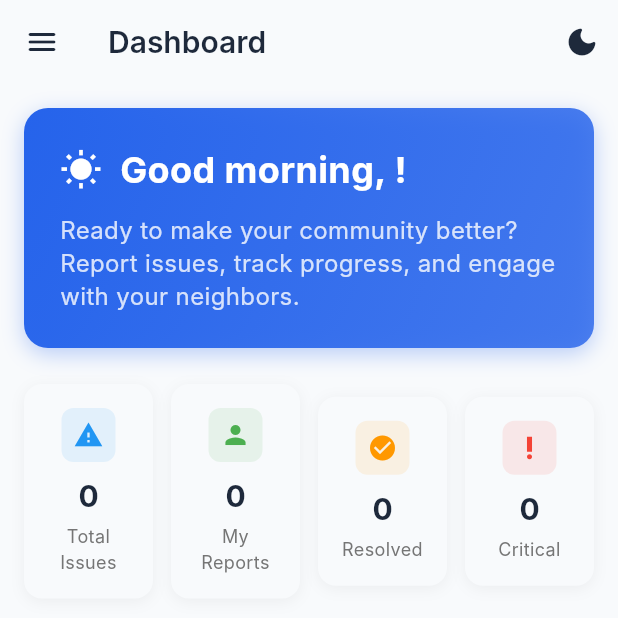
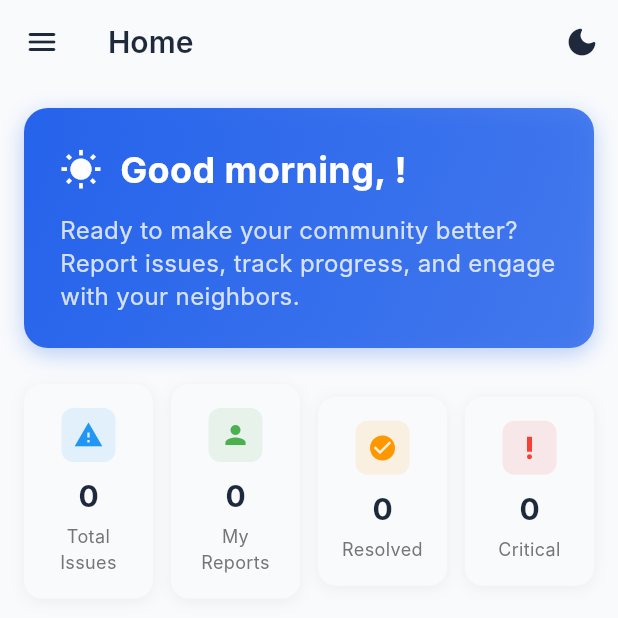
Before and after one commit to hetemitkratos/Civic-care, a Flutter app: the screen it shows once a user with an empty profile is signed in, on a phone screen of 412 x 824 dp, the top half of it. Run offline on Flutter 3.47's test engine with Material 3 defaults, Android fonts, the phone set to English and light mode, and no system bars; our stand-ins replace cached_network_image, flutter_riverpod, geocoding, geolocator, go_router, image_picker and 2 more; accounts and stored records are empty; Roboto replaces fonts that are missing (Inter).

Commit message:
🏠 Rename Dashboard to Home throughout the app
✨ Changes Made:
- Updated navigation screen title from 'Dashboard' to 'Home'
- Changed drawer menu item from 'Dashboard' to 'Home' with home icon
- Updated route handling to use '/home' as primary route
- Maintained '/dashboard' route as alias for backward compatibility
- Updated router to redirect to '/home' instead of '/dashboard'
- Updated FAB visibility logic and comments

🎯 User Experience:
- More intuitive 'Home' terminology instead of 'Dashboard'
- Consistent navigation experience across the app
- Backward compatibility maintained for existing routes
- Home icon (Icons.home_rounded) instead of dashboard icon

📱 Technical Implementation:
- Primary route is now '/home' with '/dashboard' as fallback
- Both routes render the same DashboardScreen component
- Navigation state properly handles both route variations
- Drawer selection highlights correctly for both routes

```diff
--- a/lib/core/router/app_router.dart
+++ b/lib/core/router/app_router.dart
@@ -45,9 +45,9 @@ final appRouterProvider = Provider<GoRouter>((ref) {
         return '/home';
       }
 
-      // Redirect logged-in users from root to dashboard
+      // Redirect logged-in users from root to home
       if (isLoggedIn && state.matchedLocation == '/') {
-        return '/dashboard';
+        return '/home';
       }
 
       return null;
@@ -62,14 +62,14 @@ final appRouterProvider = Provider<GoRouter>((ref) {
         builder: (context, state) => const LandingScreen(),
       ),
       GoRoute(
+        path: '/home',
+        builder: (context, state) =>
+            const MainNavigationScreen(currentRoute: '/home'),
+      ),
+      GoRoute(
         path: '/dashboard',
         builder: (context, state) =>
-            const MainNavigationScreen(currentRoute: '/dashboard'),
-      ),
-      GoRoute(
-        path: '/home',
-        builder: (context, state) =>
-            const MainNavigationScreen(currentRoute: '/dashboard'),
+            const MainNavigationScreen(currentRoute: '/home'),
       ),
       GoRoute(
         path: '/issues',
--- a/lib/features/navigation/presentation/screens/main_navigation_screen.dart
+++ b/lib/features/navigation/presentation/screens/main_navigation_screen.dart
@@ -14,7 +14,7 @@ class MainNavigationScreen extends ConsumerStatefulWidget {
 
   const MainNavigationScreen({
     super.key,
-    this.currentRoute = '/dashboard',
+    this.currentRoute = '/home',
   });
 
   @override
@@ -25,6 +25,7 @@ class MainNavigationScreen extends ConsumerStatefulWidget {
 class _MainNavigationScreenState extends ConsumerState<MainNavigationScreen> {
   Widget _getCurrentScreen() {
     switch (widget.currentRoute) {
+      case '/home':
       case '/dashboard':
         return const DashboardScreen();
       case '/issues':
@@ -80,8 +81,9 @@ class _MainNavigationScreenState extends ConsumerState<MainNavigationScreen> {
 
   String _getScreenTitle() {
     switch (widget.currentRoute) {
+      case '/home':
       case '/dashboard':
-        return 'Dashboard';
+        return 'Home';
       case '/issues':
         return 'All Issues';
       case '/my-reports':
@@ -94,8 +96,9 @@ class _MainNavigationScreenState extends ConsumerState<MainNavigationScreen> {
   }
 
   bool _shouldShowFAB() {
-    // Show FAB on dashboard, issues, and my-reports screens
-    return widget.currentRoute == '/dashboard' ||
+    // Show FAB on home, issues, and my-reports screens
+    return widget.currentRoute == '/home' ||
+        widget.currentRoute == '/dashboard' ||
         widget.currentRoute == '/issues' ||
         widget.currentRoute == '/my-reports';
   }
@@ -190,10 +193,11 @@ class _MainNavigationScreenState extends ConsumerState<MainNavigationScreen> {
               children: [
                 _buildDrawerItem(
                   context,
-                  icon: Icons.dashboard_rounded,
-                  title: 'Dashboard',
-                  route: '/dashboard',
-                  isSelected: widget.currentRoute == '/dashboard',
+                  icon: Icons.home_rounded,
+                  title: 'Home',
+                  route: '/home',
+                  isSelected: widget.currentRoute == '/home' ||
+                      widget.currentRoute == '/dashboard',
                 ),
                 _buildDrawerItem(
                   context,
```
